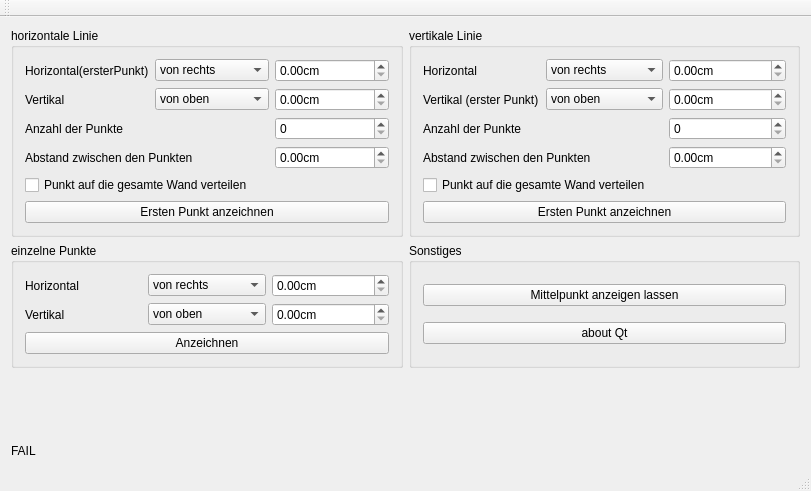
The window that WALL/mainwindow.ui (KonradMerkel/Moskito) describes before a commit, drawn with Qt 5.
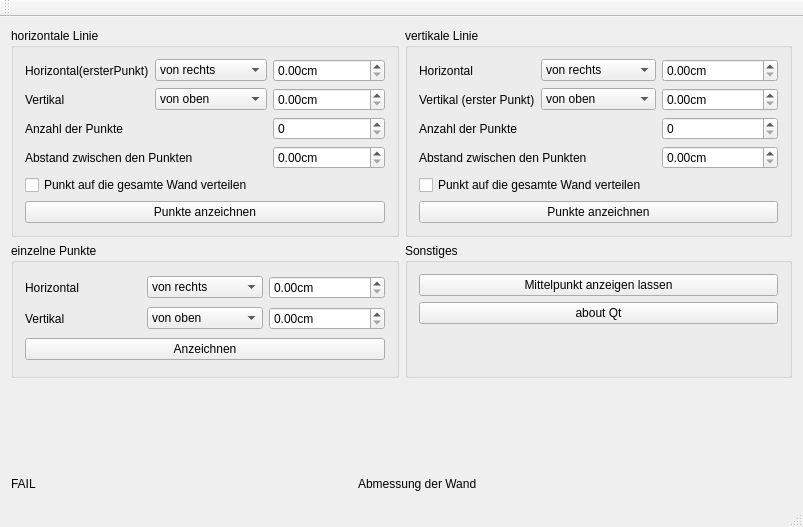
The same window after the commit.

```diff
--- a/WALL/mainwindow.ui
+++ b/WALL/mainwindow.ui
@@ -6,14 +6,16 @@
    <rect>
     <x>0</x>
     <y>0</y>
-    <width>811</width>
-    <height>491</height>
+    <width>803</width>
+    <height>527</height>
    </rect>
   </property>
   <property name="windowTitle">
    <string>WALL</string>
   </property>
   <widget class="QWidget" name="centralWidget">
+   <layout class="QVBoxLayout" name="verticalLayout_2">
+    <item>
    <layout class="QGridLayout" name="gridLayout_4">
     <item row="0" column="0">
      <widget class="QGroupBox" name="gBx_horizontal">
@@ -41,7 +43,7 @@
        <item row="7" column="0" colspan="3">
         <widget class="QPushButton" name="Btn_horizontal">
          <property name="text">
-          <string>Ersten Punkt anzeichnen</string>
+            <string>Punkte anzeichnen</string>
          </property>
         </widget>
        </item>
@@ -181,7 +183,7 @@
        <item row="6" column="0" colspan="3">
         <widget class="QPushButton" name="Btn_vertikal">
          <property name="text">
-          <string>Ersten Punkt anzeichnen</string>
+            <string>Punkte anzeichnen</string>
          </property>
         </widget>
        </item>
@@ -394,10 +396,25 @@
          </property>
         </widget>
        </item>
+         <item>
+          <spacer name="verticalSpacer_2">
+           <property name="orientation">
+            <enum>Qt::Vertical</enum>
+           </property>
+           <property name="sizeHint" stdset="0">
+            <size>
+             <width>20</width>
+             <height>40</height>
+            </size>
+           </property>
+          </spacer>
+         </item>
       </layout>
      </widget>
     </item>
-    <item row="2" column="0">
+     </layout>
+    </item>
+    <item>
      <spacer name="verticalSpacer">
       <property name="orientation">
        <enum>Qt::Vertical</enum>
@@ -410,13 +427,50 @@
       </property>
      </spacer>
     </item>
-    <item row="3" column="0" colspan="2">
+    <item>
+     <layout class="QHBoxLayout" name="horizontalLayout">
+      <item>
      <widget class="QLabel" name="lb_fail">
       <property name="text">
        <string>FAIL</string>
       </property>
      </widget>
     </item>
+      <item>
+       <spacer name="horizontalSpacer_2">
+        <property name="orientation">
+         <enum>Qt::Horizontal</enum>
+        </property>
+        <property name="sizeHint" stdset="0">
+         <size>
+          <width>40</width>
+          <height>20</height>
+         </size>
+        </property>
+       </spacer>
+      </item>
+      <item>
+       <widget class="QLabel" name="lb_wand">
+        <property name="text">
+         <string>Abmessung der Wand</string>
+        </property>
+       </widget>
+      </item>
+      <item>
+       <spacer name="horizontalSpacer">
+        <property name="orientation">
+         <enum>Qt::Horizontal</enum>
+        </property>
+        <property name="sizeHint" stdset="0">
+         <size>
+          <width>40</width>
+          <height>20</height>
+         </size>
+        </property>
+       </spacer>
+      </item>
+     </layout>
+    </item>
    </layout>
   </widget>
   <widget class="QMenuBar" name="menuBar">
```
Left out of the diff: 52 changed lines with no effect on the pictures. Lines whose indentation alone changed are shown as unchanged.
